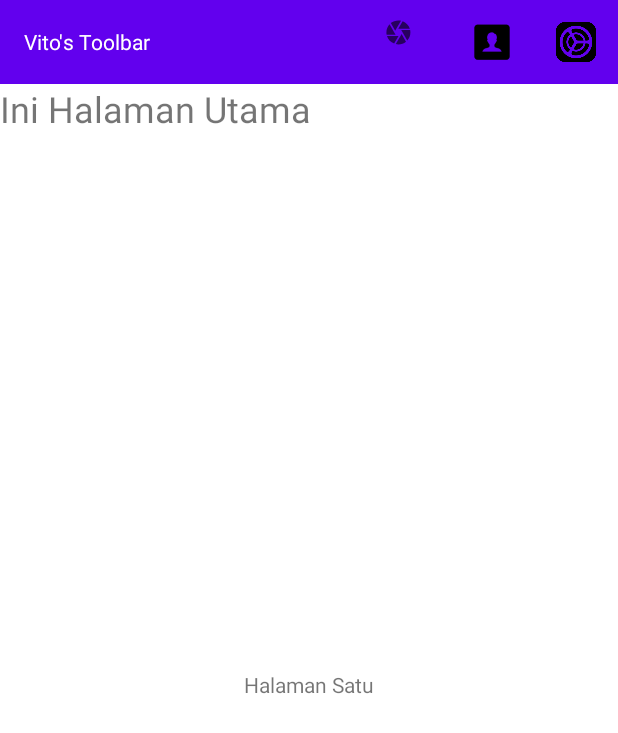
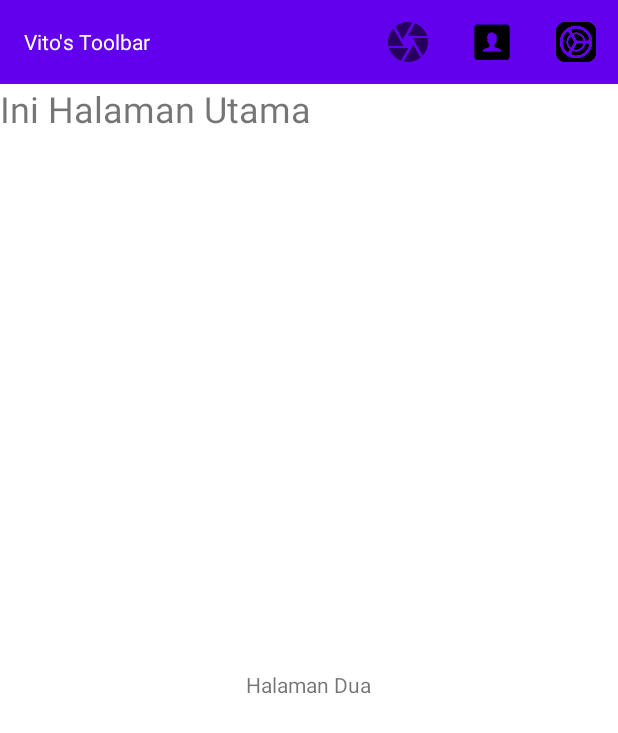
Before and after one commit to YohanesVito/Pemrograman-Perangkat-Bergerak-Berbasis-Android_71190429, an Android app: the screen it shows after launch (MainActivity), after a tap on "Profile", on a phone screen of 412 x 824 dp. Shown: the top 733 px of the screen. Run offline under Robolectric (Android 15) with nearby library versions, the phone set to English and light mode, and no system bars.

Commit message:
update viewPager pertemuan 8

```diff
--- a/Pertemuan8_71190429_ToolbarViewPager/app/src/main/java/com/example/pertemuan8_71190429_toolbarviewpager/MainActivity.kt
+++ b/Pertemuan8_71190429_ToolbarViewPager/app/src/main/java/com/example/pertemuan8_71190429_toolbarviewpager/MainActivity.kt
@@ -22,11 +22,13 @@ class MainActivity : AppCompatActivity() {
         val viewPager = findViewById<ViewPager2>(R.id.pager)
 
         //Memasukkan seluruh fragment ke dalam ArrayList
-        val listFragment: ArrayList<Fragment> = arrayListOf(FragmentSatu(), FragmentDua())
+        val listFragment: ArrayList<Fragment> = arrayListOf(FragmentSatu(), FragmentDua(), FragmentTiga())
 
         //instansiasi Adapter untuk ViewPager
         val pagerAdapter = PagerAdapter(this, listFragment)
         viewPager.adapter = pagerAdapter
+        setSupportActionBar(findViewById(R.id.toolbar_default))
+        supportActionBar?.setDisplayShowTitleEnabled(false)
     }
     class PagerAdapter(val activity: AppCompatActivity, val listFragment: ArrayList<Fragment>): FragmentStateAdapter(activity) {
         override fun getItemCount(): Int = listFragment.size
@@ -41,14 +43,20 @@ class MainActivity : AppCompatActivity() {
     override fun onOptionsItemSelected(item: MenuItem) = when (item.itemId) {
         R.id.menu_profile -> {
             Toast.makeText(this,"Menu Profile",Toast.LENGTH_LONG).show()
+            val viewPagerProfile = findViewById<ViewPager2>(R.id.pager)
+            viewPagerProfile.setCurrentItem(1)
             true
         }
         R.id.menu_settings -> {
             Toast.makeText(this,"Menu Settings",Toast.LENGTH_LONG).show()
+            val viewPagerSetting = findViewById<ViewPager2>(R.id.pager)
+            viewPagerSetting.setCurrentItem(2)
             true
         }
         R.id.menu_camera -> {
             Toast.makeText(this,"Menu Camera",Toast.LENGTH_LONG).show()
+            val viewPagerCamera = findViewById<ViewPager2>(R.id.pager)
+            viewPagerCamera.setCurrentItem(0)
             true
         }
         else -> {
--- a/Pertemuan8_71190429_ToolbarViewPager/app/src/main/res/drawable/ic_baseline_camera_24.xml
+++ b/Pertemuan8_71190429_ToolbarViewPager/app/src/main/res/drawable/ic_baseline_camera_24.xml
@@ -1,8 +1,8 @@
 <vector xmlns:android="http://schemas.android.com/apk/res/android"
     android:width="40dp"
     android:height="40dp"
-    android:viewportWidth="40"
-    android:viewportHeight="40"
+    android:viewportWidth="24"
+    android:viewportHeight="24"
     android:tint="?attr/colorControlNormal">
   <path
       android:fillColor="@android:color/white"
--- a/Pertemuan8_71190429_ToolbarViewPager/app/src/main/res/menu/menu_default.xml
+++ b/Pertemuan8_71190429_ToolbarViewPager/app/src/main/res/menu/menu_default.xml
@@ -10,9 +10,13 @@
         android:id="@+id/menu_profile"
         android:icon="@drawable/ic_profile"
         android:title="Profile"
+        android:width="40dp"
+        android:height="40dp"
         app:showAsAction="ifRoom"/>
     <item android:id="@+id/menu_settings"
         android:icon="@drawable/ic_settings"
         android:title="Settings"
+        android:width="40dp"
+        android:height="40dp"
         app:showAsAction="always"/>
 </menu>
```
